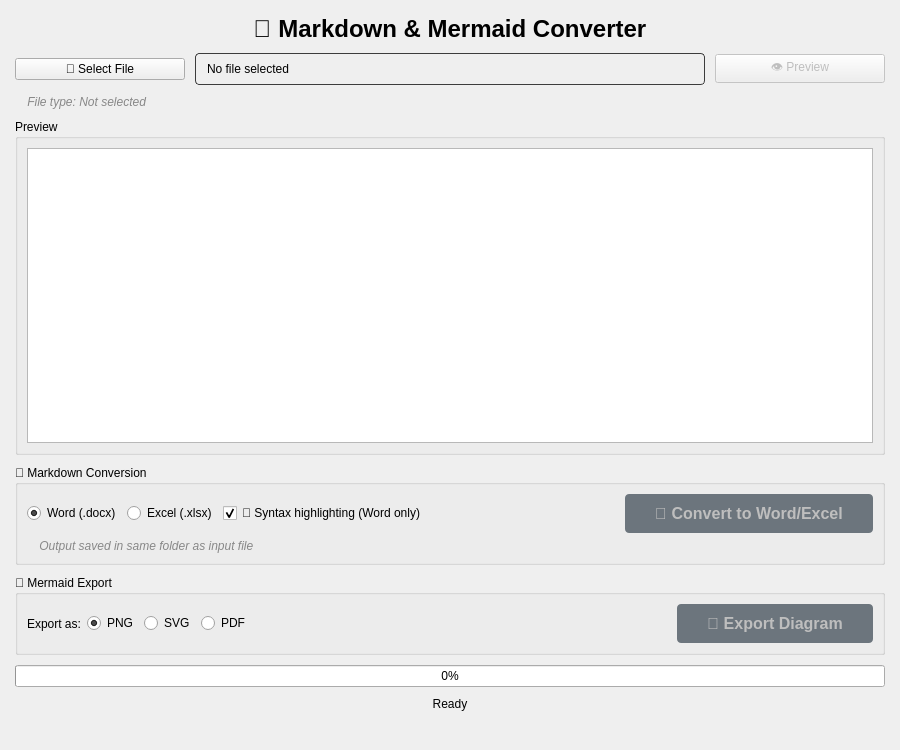
First picture: the form in ui/main_window.ui, repository Arean82/Markdown-to-Word-Excel-Converter, before the edit.
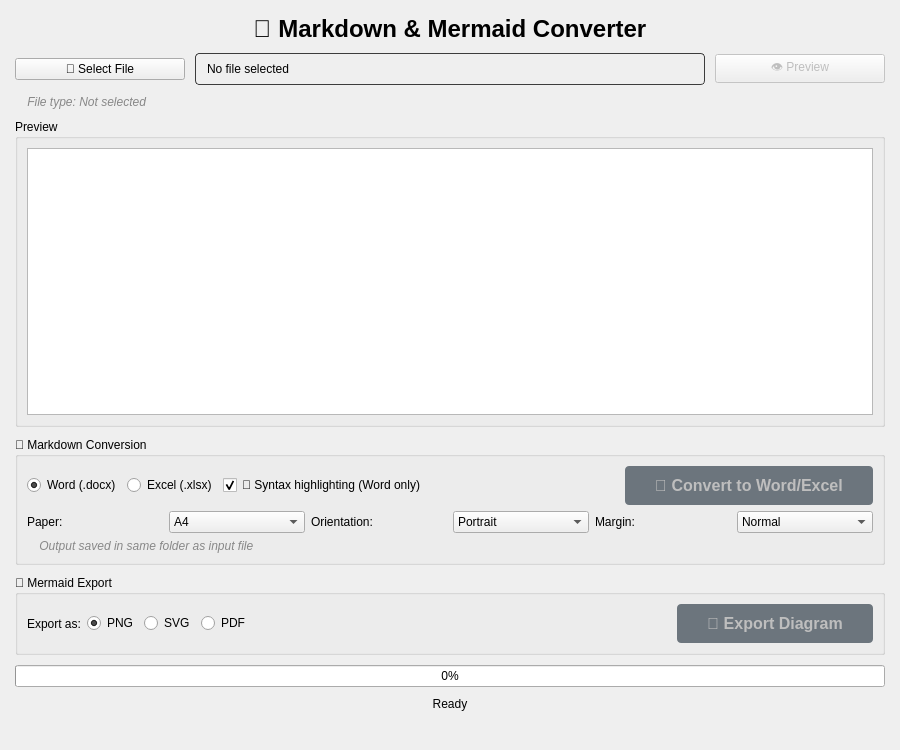
Second picture: the form after the edit.

Commit message: feat: implement main window UI and markdown conversion logic architecture

```diff
--- a/ui/main_window.ui
+++ b/ui/main_window.ui
@@ -178,6 +178,83 @@
          </item>
         </layout>
        </item>
+       <item>
+        <layout class="QHBoxLayout" name="wordSettingsLayout">
+         <item>
+          <widget class="QLabel" name="paperLabel">
+           <property name="text">
+            <string>Paper:</string>
+           </property>
+          </widget>
+         </item>
+         <item>
+          <widget class="QComboBox" name="paperSizeCombo">
+           <item>
+            <property name="text">
+             <string>A4</string>
+            </property>
+           </item>
+           <item>
+            <property name="text">
+             <string>Letter</string>
+            </property>
+           </item>
+           <item>
+            <property name="text">
+             <string>Legal</string>
+            </property>
+           </item>
+          </widget>
+         </item>
+         <item>
+          <widget class="QLabel" name="orientationLabel">
+           <property name="text">
+            <string>Orientation:</string>
+           </property>
+          </widget>
+         </item>
+         <item>
+          <widget class="QComboBox" name="orientationCombo">
+           <item>
+            <property name="text">
+             <string>Portrait</string>
+            </property>
+           </item>
+           <item>
+            <property name="text">
+             <string>Landscape</string>
+            </property>
+           </item>
+          </widget>
+         </item>
+         <item>
+          <widget class="QLabel" name="marginLabel">
+           <property name="text">
+            <string>Margin:</string>
+           </property>
+          </widget>
+         </item>
+         <item>
+          <widget class="QComboBox" name="marginCombo">
+           <item>
+            <property name="text">
+             <string>Normal</string>
+            </property>
+           </item>
+           <item>
+            <property name="text">
+             <string>Narrow</string>
+            </property>
+           </item>
+           <item>
+            <property name="text">
+             <string>Wide</string>
+            </property>
+           </item>
+          </widget>
+         </item>
+        </layout>
+       </item>
        <item>
         <widget class="QLabel" name="outputLabel">
          <property name="styleSheet">
```
The commit also changes 3 other files.
